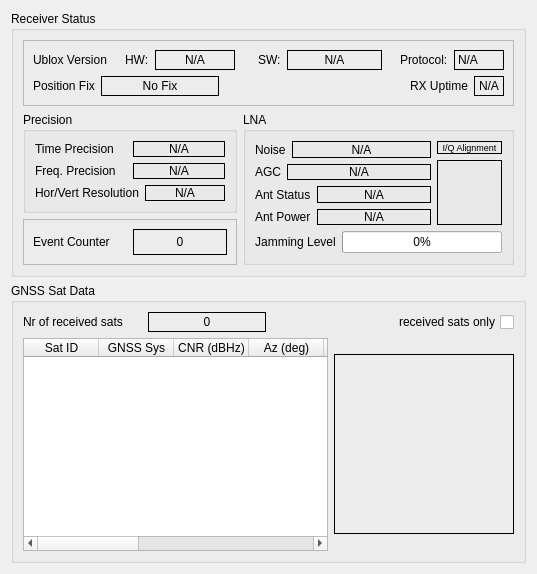
Qt form muondetector-gui-1.0.2/src/main/gpssatsform.ui (liukai-tech/muondetector) before a commit.
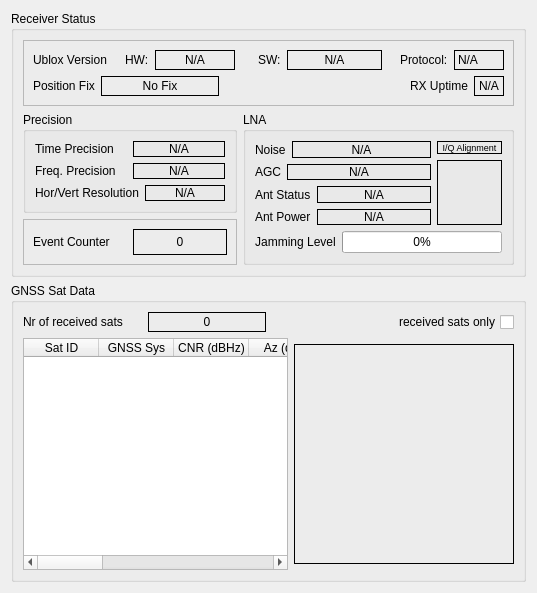
The same form after that commit.

Commit message: slight mod in display of satellites: the sat tracks are now encoding the signal strength by color intensity

Patch:
```diff
--- a/muondetector-gui-1.0.2/src/main/gpssatsform.ui
+++ b/muondetector-gui-1.0.2/src/main/gpssatsform.ui
@@ -7,7 +7,7 @@
     <x>0</x>
     <y>0</y>
     <width>537</width>
-    <height>574</height>
+    <height>593</height>
    </rect>
   </property>
   <property name="windowTitle">
@@ -734,8 +734,8 @@
         </property>
         <property name="minimumSize">
          <size>
-          <width>180</width>
-          <height>180</height>
+          <width>220</width>
+          <height>220</height>
          </size>
         </property>
         <property name="autoFillBackground">
```
The commit also changes 2 other files.
